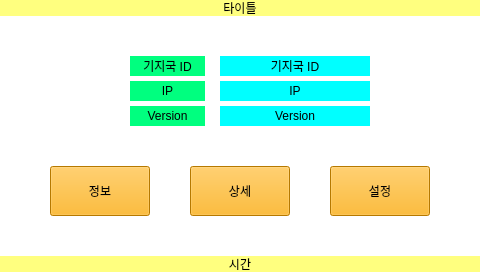
kimseungdo/CPP_NOTEBOOK, file QT_projet/untitled2/application.ui: the form before one commit.
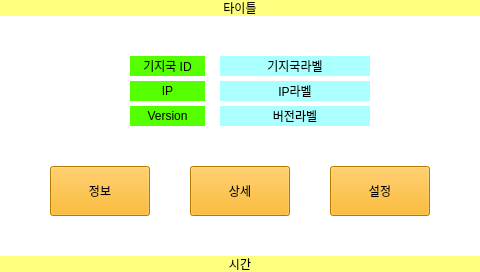
The form after the commit.

The edit to the form file:
```diff
--- a/QT_projet/untitled2/application.ui
+++ b/QT_projet/untitled2/application.ui
@@ -18,20 +18,6 @@
 border-color: rgb(0, 0, 0);
 </string>
   </property>
-  <widget class="QWidget" name="home_window" native="true">
-   <property name="geometry">
-    <rect>
-     <x>0</x>
-     <y>0</y>
-     <width>480</width>
-     <height>272</height>
-    </rect>
-   </property>
-   <property name="styleSheet">
-    <string notr="true">background-color: rgb(255, 255, 255);
-border-color: rgb(0, 0, 0);
-</string>
-   </property>
    <widget class="QLabel" name="time_label">
     <property name="geometry">
      <rect>
@@ -70,7 +56,7 @@
      <set>Qt::AlignCenter</set>
     </property>
    </widget>
-   <widget class="QWidget" name="main_widget" native="true">
+  <widget class="QStackedWidget" name="stackedWidget">
     <property name="geometry">
      <rect>
       <x>0</x>
@@ -79,6 +65,7 @@
       <height>240</height>
      </rect>
     </property>
+   <widget class="QWidget" name="main_page">
     <widget class="QPushButton" name="info_btn">
      <property name="geometry">
       <rect>
@@ -137,7 +124,7 @@
       </rect>
      </property>
      <property name="styleSheet">
-      <string notr="true">background-color: rgb(0, 255, 127);</string>
+      <string notr="true">background-color: rgb(85, 255, 0);</string>
      </property>
      <property name="text">
       <string>기지국 ID</string>
@@ -146,25 +133,6 @@
       <set>Qt::AlignCenter</set>
      </property>
     </widget>
-    <widget class="QLabel" name="main_label_3">
-     <property name="geometry">
-      <rect>
-       <x>130</x>
-       <y>90</y>
-       <width>75</width>
-       <height>20</height>
-      </rect>
-     </property>
-     <property name="styleSheet">
-      <string notr="true">background-color: rgb(0, 255, 127);</string>
-     </property>
-     <property name="text">
-      <string>Version</string>
-     </property>
-     <property name="alignment">
-      <set>Qt::AlignCenter</set>
-     </property>
-    </widget>
     <widget class="QLabel" name="main_label_2">
      <property name="geometry">
       <rect>
@@ -175,7 +143,7 @@
       </rect>
      </property>
      <property name="styleSheet">
-      <string notr="true">background-color: rgb(0, 255, 127);</string>
+      <string notr="true">background-color: rgb(85, 255, 0);</string>
      </property>
      <property name="text">
       <string>IP</string>
@@ -184,6 +152,25 @@
       <set>Qt::AlignCenter</set>
      </property>
     </widget>
+    <widget class="QLabel" name="main_label_3">
+     <property name="geometry">
+      <rect>
+       <x>130</x>
+       <y>90</y>
+       <width>75</width>
+       <height>20</height>
+      </rect>
+     </property>
+     <property name="styleSheet">
+      <string notr="true">background-color: rgb(85, 255, 0);</string>
+     </property>
+     <property name="text">
+      <string>Version</string>
+     </property>
+     <property name="alignment">
+      <set>Qt::AlignCenter</set>
+     </property>
+    </widget>
     <widget class="QLabel" name="Station_label">
      <property name="geometry">
       <rect>
@@ -194,16 +181,16 @@
       </rect>
      </property>
      <property name="styleSheet">
-      <string notr="true">background-color: rgb(0, 255, 255);</string>
+      <string notr="true">background-color: rgb(170, 255, 255);</string>
      </property>
      <property name="text">
-      <string>기지국 ID</string>
+      <string>기지국라벨</string>
      </property>
      <property name="alignment">
       <set>Qt::AlignCenter</set>
      </property>
     </widget>
-    <widget class="QLabel" name="Ip_label">
+    <widget class="QLabel" name="IP_label">
      <property name="geometry">
       <rect>
        <x>220</x>
@@ -213,10 +200,10 @@
       </rect>
      </property>
      <property name="styleSheet">
-      <string notr="true">background-color: rgb(0, 255, 255);</string>
+      <string notr="true">background-color: rgb(170, 255, 255);</string>
      </property>
      <property name="text">
-      <string>IP</string>
+      <string>IP라벨</string>
      </property>
      <property name="alignment">
       <set>Qt::AlignCenter</set>
@@ -232,10 +219,10 @@
       </rect>
      </property>
      <property name="styleSheet">
-      <string notr="true">background-color: rgb(0, 255, 255);</string>
+      <string notr="true">background-color: rgb(170, 255, 255);</string>
      </property>
      <property name="text">
-      <string>Version</string>
+      <string>버전라벨</string>
      </property>
      <property name="alignment">
       <set>Qt::AlignCenter</set>
```
Lines whose indentation alone changed are shown as unchanged.
